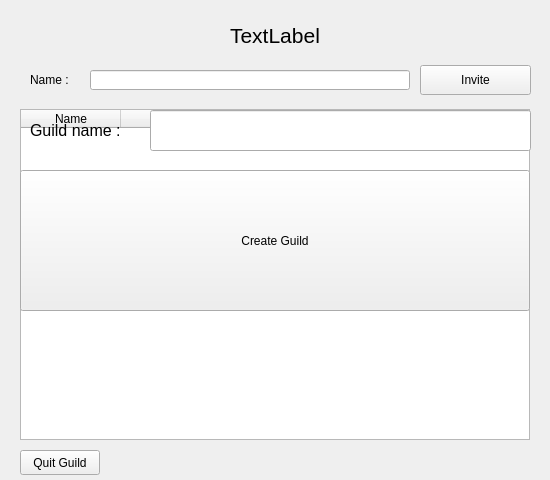
Qt form MMO/Res/guildview.ui (maresc-g/linumon) before a commit.
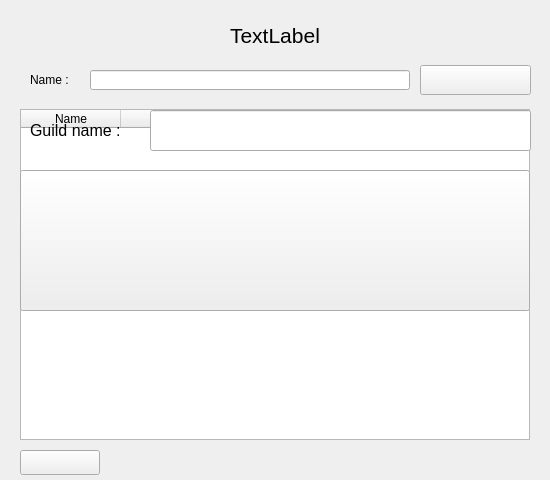
The same form after that commit.

Diff of the .ui file:
```diff
--- a/MMO/Res/guildview.ui
+++ b/MMO/Res/guildview.ui
@@ -81,7 +81,7 @@
     </rect>
    </property>
    <property name="text">
-    <string>Create Guild</string>
+    <string/>
    </property>
   </widget>
   <widget class="QLineEdit" name="le_gname">
@@ -140,7 +140,7 @@
     </rect>
    </property>
    <property name="text">
-    <string>Invite</string>
+    <string/>
    </property>
   </widget>
   <widget class="QLineEdit" name="le_invite">
@@ -163,7 +163,7 @@
     </rect>
    </property>
    <property name="text">
-    <string>Quit Guild</string>
+    <string/>
    </property>
   </widget>
  </widget>
```
Left out of the diff: 3 changed lines with no effect on the pictures.
